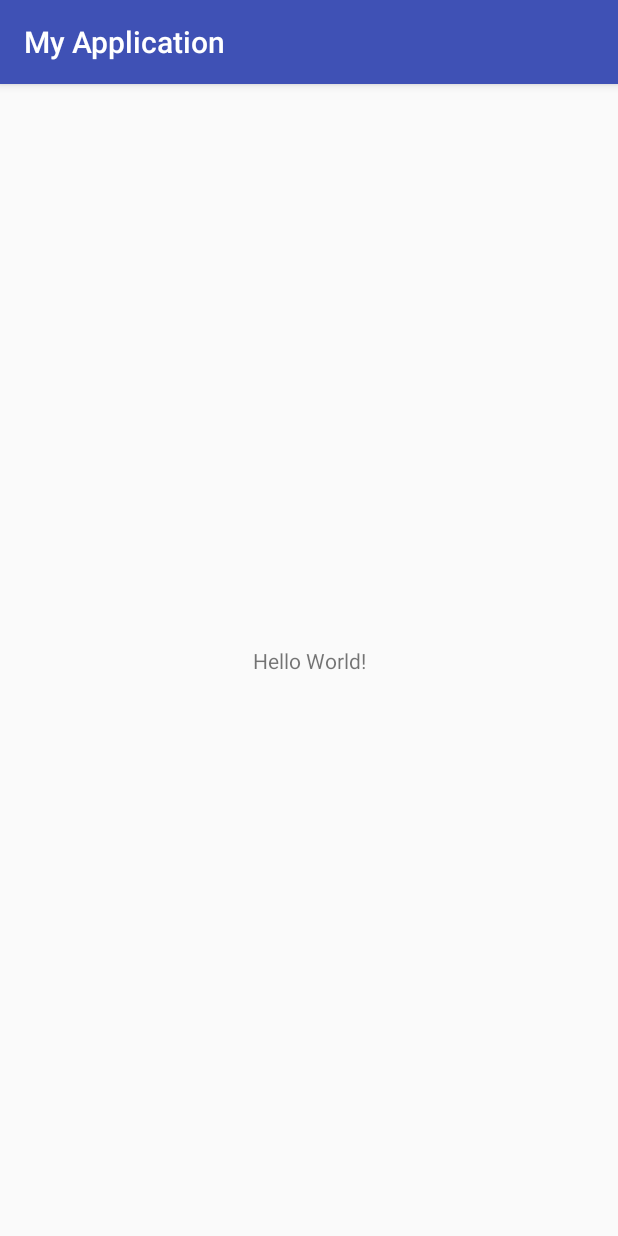
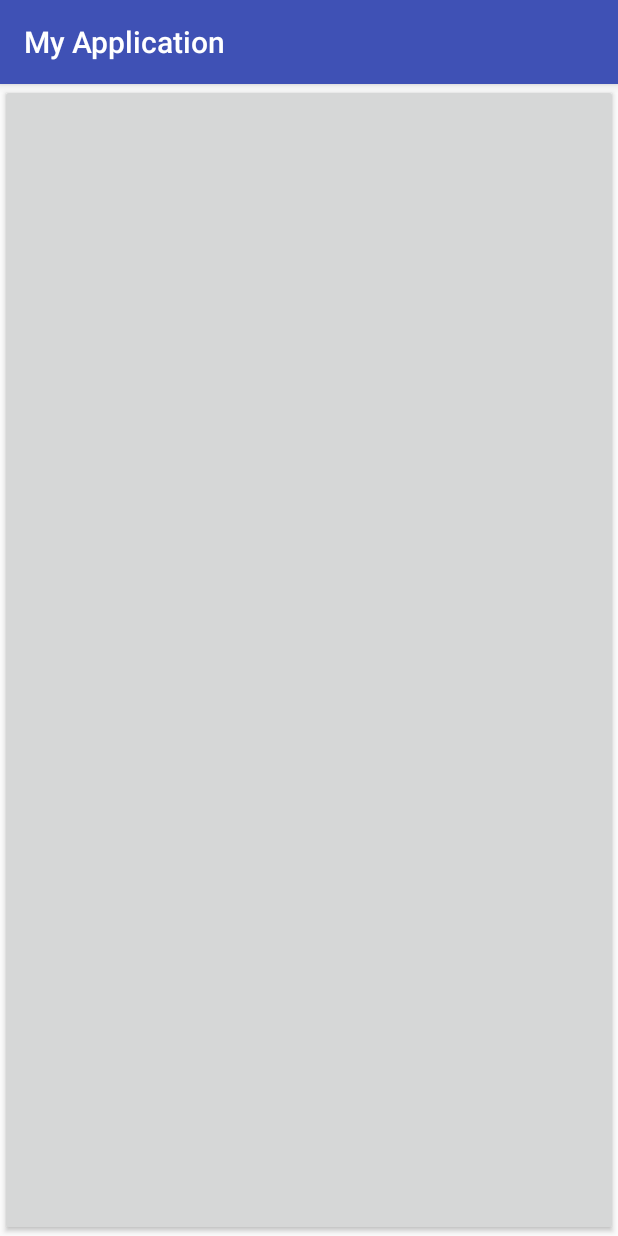
Before and after one commit to nathanpecqueux/iCookForYou, an Android app: the screen it shows after launch (MainActivity), on a phone screen of 412 x 824 dp. Run offline under Robolectric (Android 15) with nearby library versions, the phone set to English and light mode, and no system bars.

Commit message:
Alex accueil bouton
Accueil bouton premier commit

```diff
--- a/iCookForYou/app/src/main/res/layout/activity_main.xml
+++ b/iCookForYou/app/src/main/res/layout/activity_main.xml
@@ -15,4 +15,8 @@
         app:layout_constraintRight_toRightOf="parent"
         app:layout_constraintTop_toTopOf="parent" />
 
+    <Button
+        android:layout_width="match_parent"
+        android:layout_height="match_parent"/>
+
 </android.support.constraint.ConstraintLayout>
```
